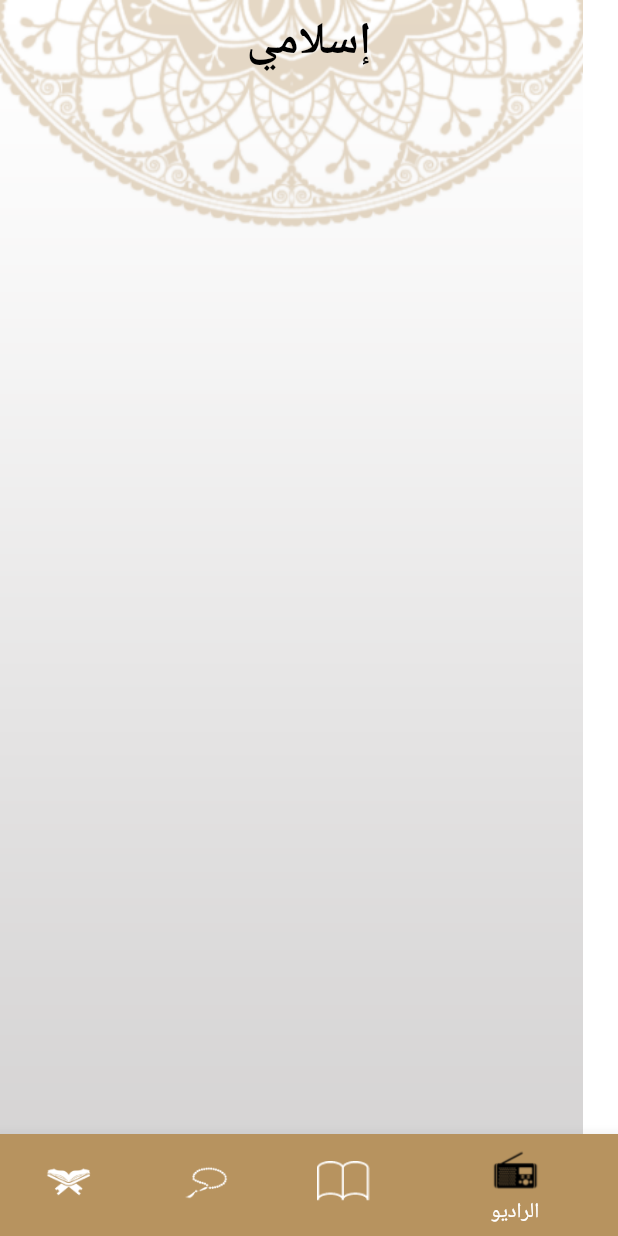
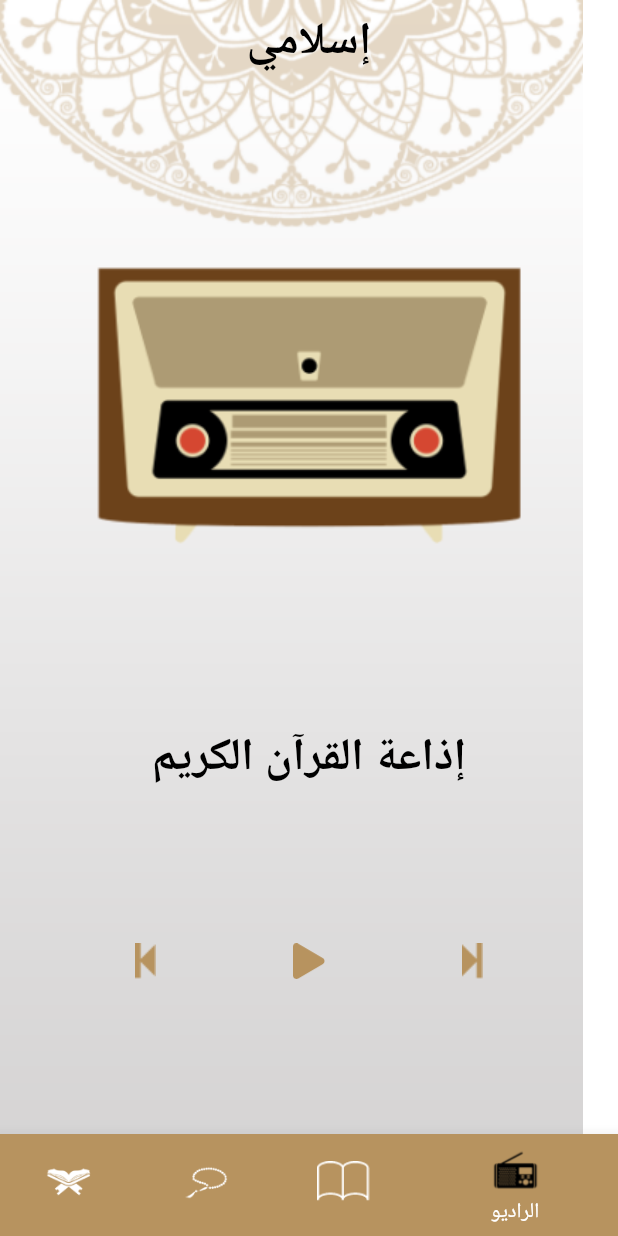
Before and after one commit to AmmarAboDakka/islami_app, a Flutter app: the screen it shows after launch, item 4 of the bottom bar chosen, on a phone screen of 412 x 824 dp. Run offline on Flutter 3.47's test engine with Material 2 defaults, Android fonts, the phone set to English and light mode, and no system bars; statements that could not run were skipped.

Commit message:
Create Radio Tab

```diff
--- /dev/null
+++ b/lib/radio/radio_tab.dart
@@ -0,0 +1,42 @@
+import 'package:flutter/material.dart';
+import 'package:islami_application/My_Theme.dart';
+
+class RadioTab extends StatelessWidget {
+  const RadioTab({Key? key}) : super(key: key);
+
+  @override
+  Widget build(BuildContext context) {
+    return Center(
+      child: Column(
+        mainAxisAlignment: MainAxisAlignment.spaceEvenly,
+        children: [
+          Image.asset("assets/images/radio_bg.png"),
+           Text("إذاعة القرآن الكريم",style:Theme.of(context).textTheme.headline1,),
+          Row(
+            mainAxisAlignment: MainAxisAlignment.spaceEvenly,
+            children:  [
+              InkWell(
+                child: ImageIcon(
+                  color: Color.fromRGBO(183, 147, 95, 1.0),
+                  AssetImage('assets/images/Icon-back.png'),
+                ),
+              ),
+              InkWell(
+                child: ImageIcon(
+                  color: Color.fromRGBO(183, 147, 95, 1.0),
+                  AssetImage('assets/images/Icon-play.png',),
+                ),
+              ),
+              InkWell(
+                child: ImageIcon(
+                  color: Color.fromRGBO(183, 147, 95, 1.0),
+                  AssetImage('assets/images/Icon-next.png'),
+                ),
+              ),
+            ],
+          ),
+        ],
+      ),
+    );
+  }
+}
--- a/lib/tabs/Home_Screen.dart
+++ b/lib/tabs/Home_Screen.dart
@@ -1,8 +1,8 @@
 import 'package:flutter/material.dart';
 import 'package:islami_application/My_Theme.dart';
-import 'package:islami_application/tabs/hadeth_tab.dart';
+import 'package:islami_application/ahades/hadeth_tab.dart';
 import 'package:islami_application/quran/quran_tab.dart';
-import 'package:islami_application/tabs/radio_tab.dart';
+import 'package:islami_application/radio/radio_tab.dart';
 import 'package:islami_application/sebha/tasbeh_tab.dart';
 
 class HomeScreen extends StatefulWidget {
--- a/lib/tabs/radio_tab.dart
+++ /dev/null
@@ -1,10 +0,0 @@
-import 'package:flutter/material.dart';
-
-class RadioTab extends StatelessWidget {
-  const RadioTab({Key? key}) : super(key: key);
-
-  @override
-  Widget build(BuildContext context) {
-    return Container();
-  }
-}
```
Also changed, not shown: assets/images/2.0x/Icon-back@2x.png (added), assets/images/2.0x/Icon-next@2x.png (added), assets/images/2.0x/Icon-play@2x.png (added), assets/images/2.0x/ahades_bg@2x.png (added), assets/images/2.0x/radio_bg@2x.png (added), assets/images/3.0x/Icon-back@3x.png (added), assets/images/3.0x/Icon-next@3x.png (added), assets/images/3.0x/Icon-play@3x.png (added), assets/images/3.0x/ahades_bg@3x.png (added), assets/images/3.0x/radio_bg@3x.png (added), assets/images/Icon-back.png (added), assets/images/Icon-next.png (added), assets/images/Icon-play.png (added), assets/images/ahades_bg.png (added), 1 more files.
